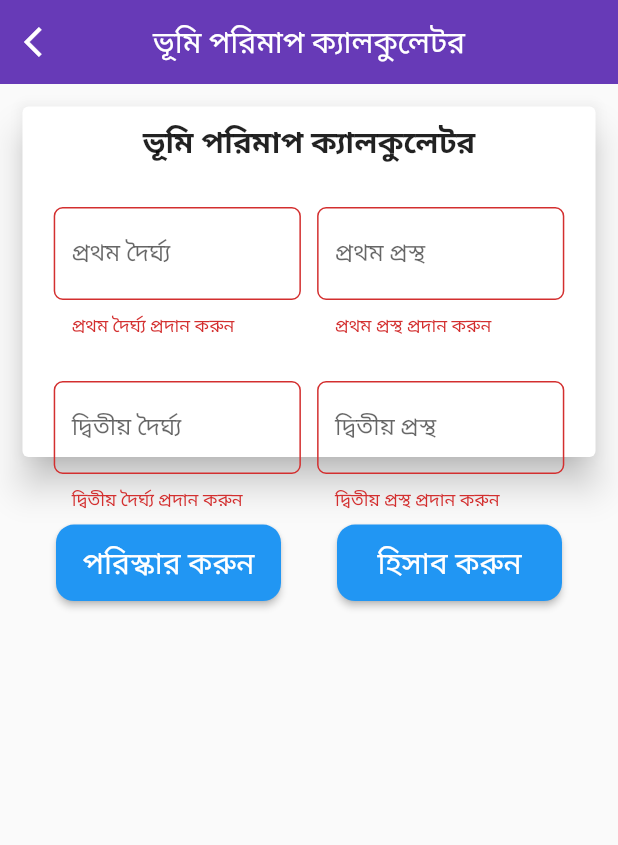
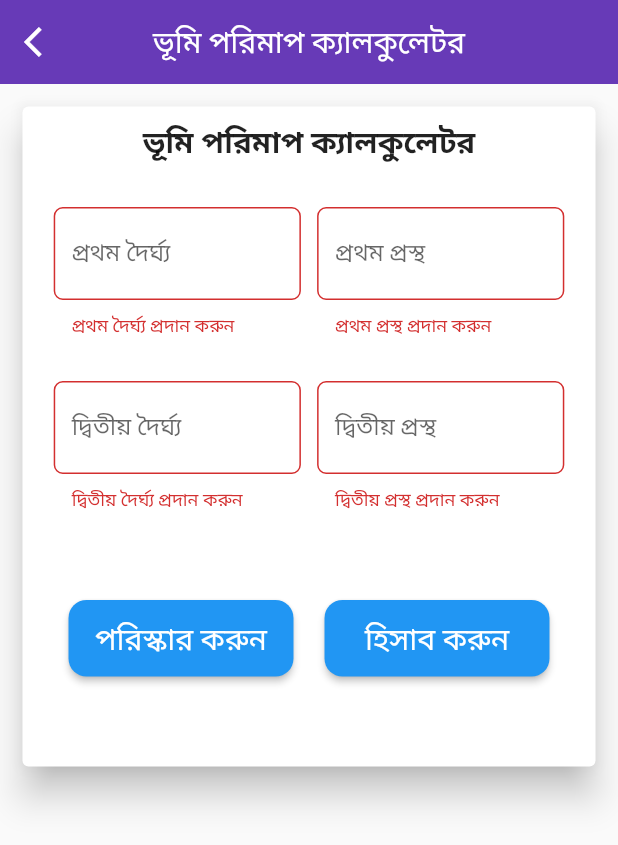
Before and after one commit to Snigdho-MySoftHeaven/my, a Flutter app: the CalculationView screen opened by its route, after a tap on "হিসাব করুন", on a phone screen of 412 x 824 dp. Shown: the top 845 px of the screen. Run offline on Flutter 3.47's test engine with Material 2 defaults, Android fonts, the phone set to English and light mode, and no system bars; our stand-ins replace flutter_html, get, photo_view.

Commit message:
need to add bangla

```diff
--- a/lib/app/modules/calculation/controllers/calculation_controller.dart
+++ b/lib/app/modules/calculation/controllers/calculation_controller.dart
@@ -1,5 +1,6 @@
 import 'package:flutter/cupertino.dart';
 import 'package:get/get.dart';
+import 'package:intl/intl.dart';
 
 class CalculationController extends GetxController {
   //TODO: Implement CalculationController
@@ -43,6 +44,12 @@ class CalculationController extends GetxController {
     area.value = 0.0;
   }
 
+  formattobn(var s) {
+    Intl.defaultLocale = 'bn_BD';
+    var f = NumberFormat.compact(locale: 'bn_BD');
+    return f.format(s);
+  }
+
   @override
   void onClose() {}
   void calculateArea() {
@@ -55,9 +62,9 @@ class CalculationController extends GetxController {
       double w = (w1 + w2) / 2;
       double a = h * w;
       area.value = a;
-      areapersent.value = (a / 435.6).toPrecision(10);
-      areaperbigha.value = (a / 14400).toPrecision(10);
-      areaperkatha.value = (a / 720).toPrecision(10);
+      areapersent.value = (a / 435.6).toPrecision(4);
+      areaperbigha.value = (a / 14400).toPrecision(4);
+      areaperkatha.value = (a / 720).toPrecision(4);
     }
   }
 }
--- a/lib/app/modules/calculation/views/calculation_view.dart
+++ b/lib/app/modules/calculation/views/calculation_view.dart
@@ -22,9 +22,7 @@ class CalculationView extends GetView<CalculationController> {
             mainAxisSize: MainAxisSize.min,
             mainAxisAlignment: MainAxisAlignment.center,
             children: [
-              SizedBox(
-                height: Get.height * .32,
-                child: Card(
+              Card(
                 margin: EdgeInsets.all(15),
                 elevation: 10,
                 child: Padding(
@@ -140,11 +138,6 @@ class CalculationView extends GetView<CalculationController> {
                           ),
                         ],
                       ),
-                      ],
-                    ),
-                  ),
-                ),
-              ),
                       Padding(
                         padding: const EdgeInsets.only(top: 30),
                         child: Row(
@@ -158,11 +151,12 @@ class CalculationView extends GetView<CalculationController> {
                                     borderRadius: BorderRadius.circular(12)),
                               ),
                               onPressed: () {
-                        controller.Calculate_FormKey.currentState!.reset();
+                                controller.Calculate_FormKey.currentState!
+                                    .reset();
                                 controller.clear();
                               },
-                      child:
-                          Text('পরিস্কার করুন', style: TextStyle(fontSize: 20)),
+                              child: Text('পরিস্কার করুন',
+                                  style: TextStyle(fontSize: 20)),
                             ),
                             ElevatedButton(
                               style: ElevatedButton.styleFrom(
@@ -172,13 +166,23 @@ class CalculationView extends GetView<CalculationController> {
                                     borderRadius: BorderRadius.circular(12)),
                               ),
                               onPressed: () {
-                        controller.Calculate_FormKey.currentState!.save();
-                        controller.Calculate_FormKey.currentState!.validate();
+                                controller.Calculate_FormKey.currentState!
+                                    .save();
+                                controller.Calculate_FormKey.currentState!
+                                    .validate();
                                 controller.calculateArea();
                               },
-                      child: Text('হিসাব করুন', style: TextStyle(fontSize: 20)),
+                              child: Text('হিসাব করুন',
+                                  style: TextStyle(fontSize: 20)),
                             ),
                           ],
+                        ),
+                      ),
+                      SizedBox(
+                        height: 10,
+                      ),
+                    ],
+                  ),
                 ),
               ),
               Padding(
@@ -226,7 +230,7 @@ class CalculationView extends GetView<CalculationController> {
                                     ),
                                   ),
                                   Text(
-                                    ' :   ${controller.area.value} বর্গ ফুট',
+                                    ' :   ${(controller.area.value)} বর্গ ফুট',
                                     style: TextStyle(
                                         fontSize: 15,
                                         fontWeight: FontWeight.bold),
--- a/lib/main.dart
+++ b/lib/main.dart
@@ -3,7 +3,8 @@ import 'package:get/get.dart';
 
 import 'app/routes/app_pages.dart';
 
-void main() {
+Future<void> main() async {
+  WidgetsFlutterBinding.ensureInitialized();
   runApp(
     GetMaterialApp(
       debugShowCheckedModeBanner: false,
```
Also changed, not shown: pubspec.yaml (+5 -4 lines), pubspec.lock, 5 other files. Lines whose indentation alone changed are shown as unchanged.
